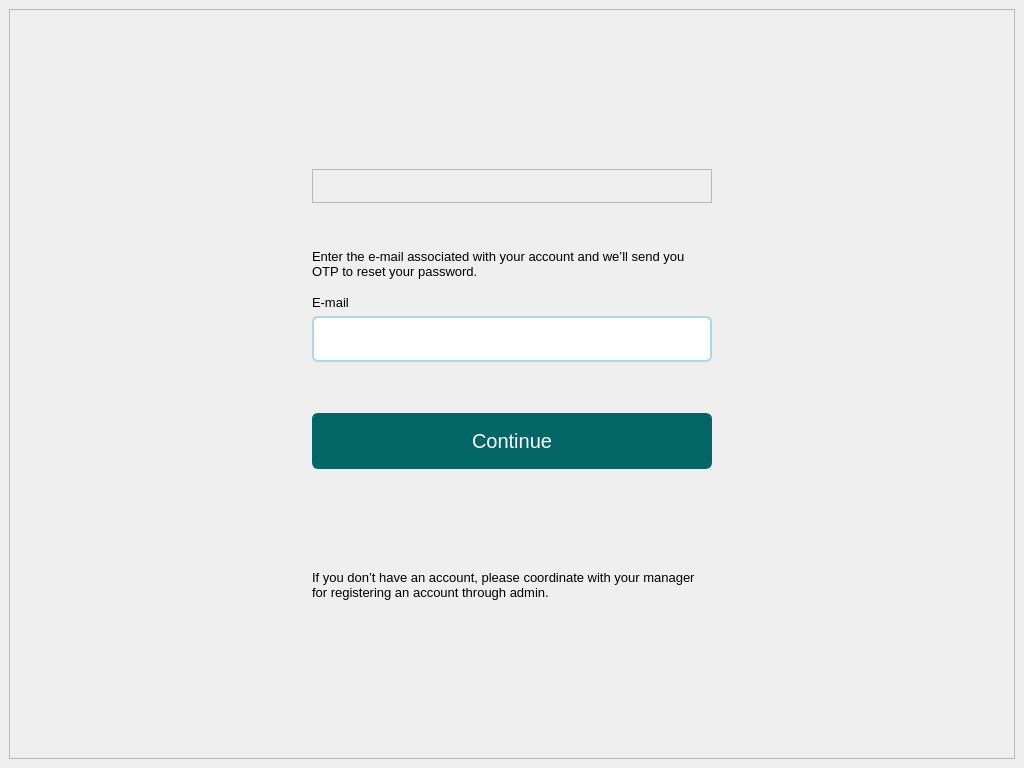
This is screens/ui/authentication/emailScreen.ui in sehae/POS-with-Inventory-System as Qt 5 draws it before an edit. The edited form follows.
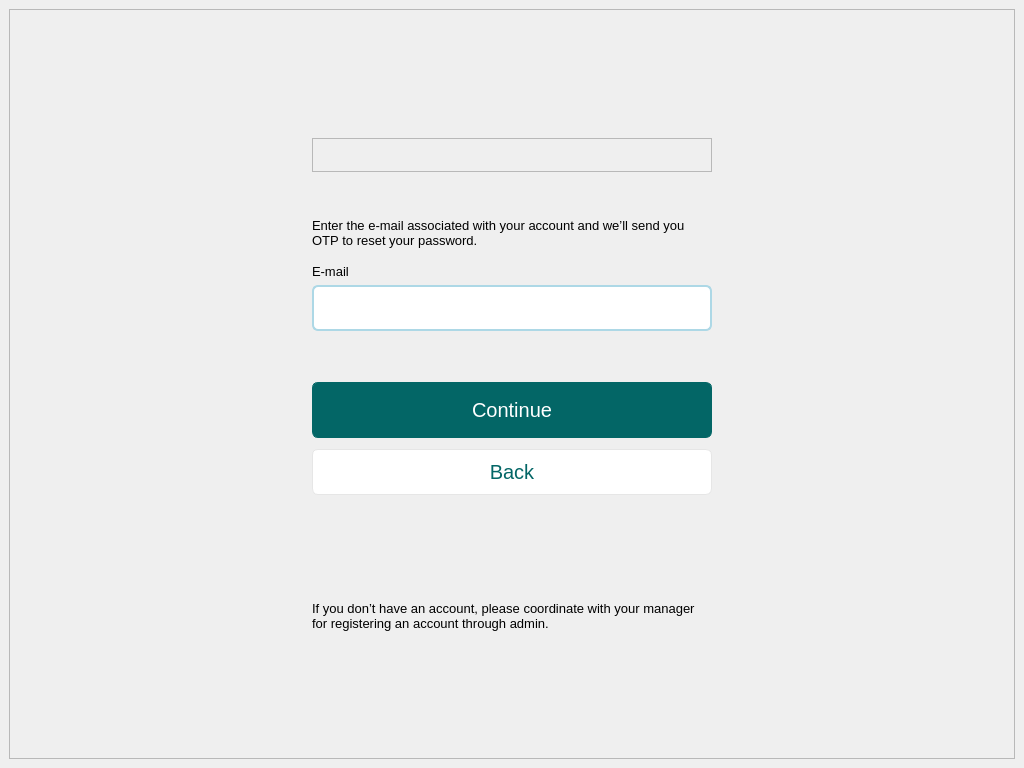
This is the edited form. Icons and pictures are not drawn.

```diff
--- a/screens/ui/authentication/emailScreen.ui
+++ b/screens/ui/authentication/emailScreen.ui
@@ -247,6 +247,55 @@
            </property>
           </widget>
          </item>
+         <item>
+          <spacer name="verticalSpacer">
+           <property name="orientation">
+            <enum>Qt::Vertical</enum>
+           </property>
+           <property name="sizeHint" stdset="0">
+            <size>
+             <width>20</width>
+             <height>10</height>
+            </size>
+           </property>
+          </spacer>
+         </item>
+         <item>
+          <widget class="QPushButton" name="backBTN">
+           <property name="minimumSize">
+            <size>
+             <width>0</width>
+             <height>46</height>
+            </size>
+           </property>
+           <property name="maximumSize">
+            <size>
+             <width>16777215</width>
+             <height>46</height>
+            </size>
+           </property>
+           <property name="styleSheet">
+            <string notr="true">QPushButton {
+    padding: 5px;
+    border: 1px solid #E6E6E6;
+    border-radius: 6px;
+    background-color: #FFFFFF;
+    color: #036666;
+    font-size: 20px;
+}
+QPushButton:hover {
+    background-color: #E6E6E6;
+}
+QPushButton:pressed {
+    background-color: #CCCCCC;
+}
+</string>
+           </property>
+           <property name="text">
+            <string>Back</string>
+           </property>
+          </widget>
+         </item>
          <item>
           <spacer name="spacer4">
            <property name="orientation">
```
Left out of the diff: 7 changed lines with no effect on the pictures.
